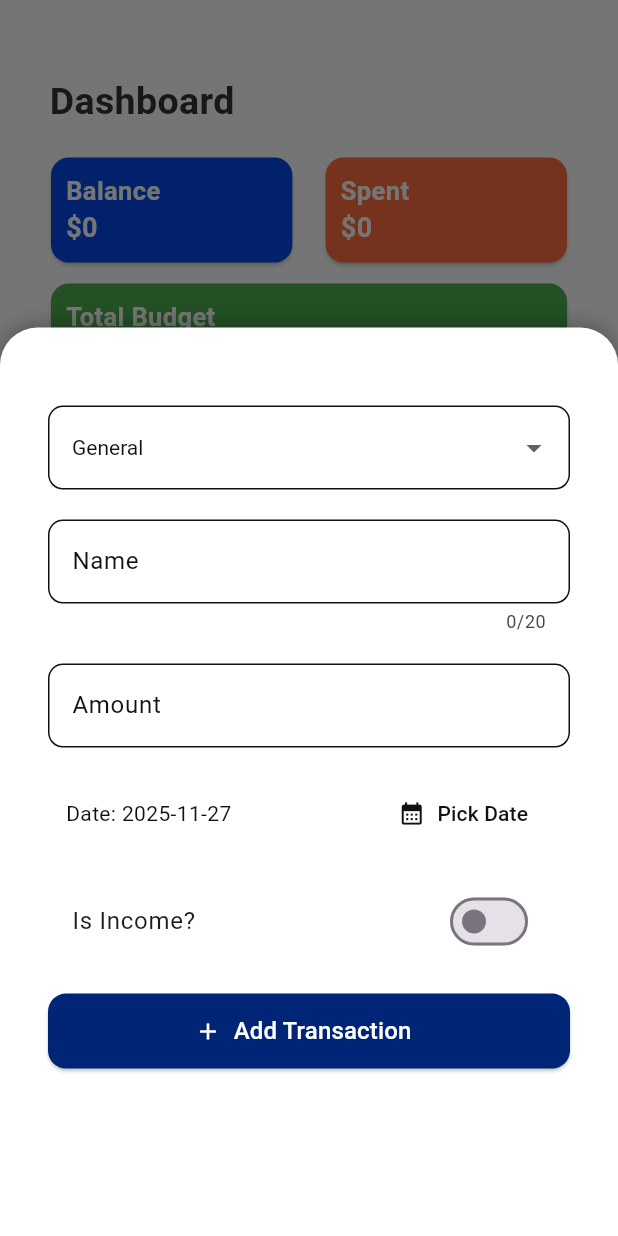
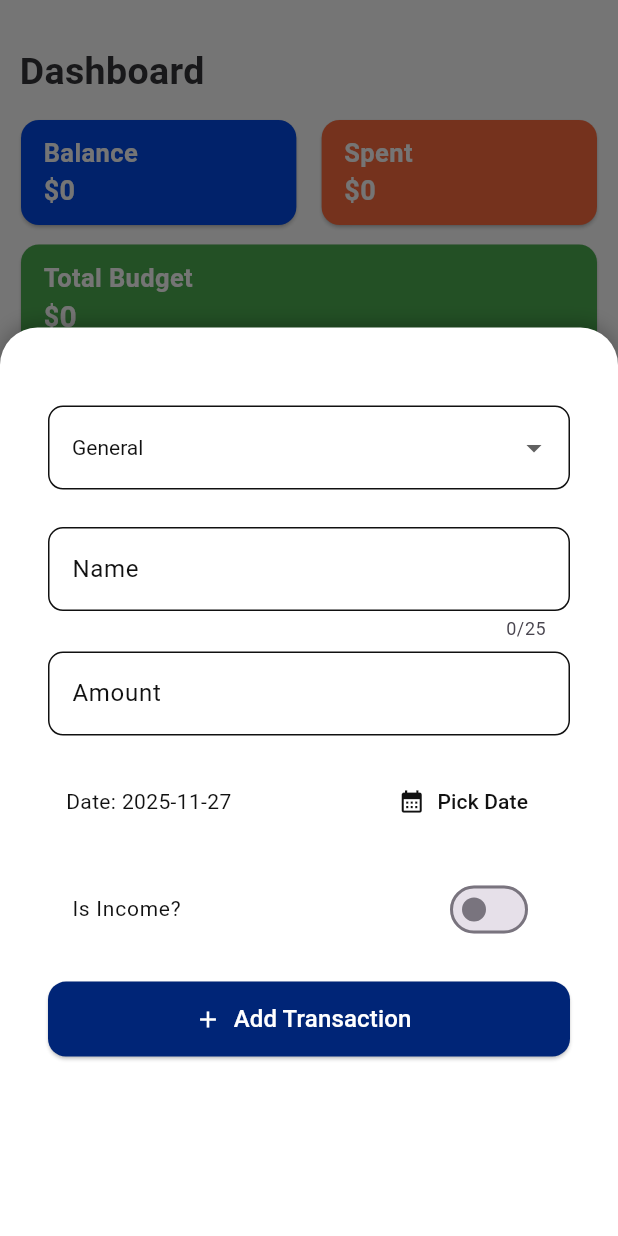
Before and after one commit to developer-rahool/track_pocket, a Flutter app: the TabBarScreen screen opened directly, after a tap on the "add" icon, on a phone screen of 412 x 824 dp. Run offline on Flutter 3.47's test engine with Material 3 defaults, Android fonts, the phone set to English and light mode, and no system bars; our stand-ins replace fl_chart, flutter_local_notifications, flutter_secure_storage, timezone; accounts and stored records are empty.

Commit message:
commit bug fixes

```diff
--- a/lib/providers/budget_provider.dart
+++ b/lib/providers/budget_provider.dart
@@ -112,7 +112,7 @@ class BudgetProvider with ChangeNotifier {
 
     await flutterLocalNotificationsPlugin.show(
       1,
-      '$value Exceeded!',
+      '\$$value Exceeded!',
       'You have exceeded your $mode limit!',
       details,
     );
--- a/lib/screens/add_transaction_screen.dart
+++ b/lib/screens/add_transaction_screen.dart
@@ -90,18 +90,18 @@ class _AddTransactionScreenState extends State<AddTransactionScreen> {
                         provider.categoryDropDownListen(value),
                   ),
 
-                  const SizedBox(height: 20),
+                  const SizedBox(height: 25),
 
                   // Title
                   AppTextFormField(
                     title: "Name",
-                    maxLength: 20,
+                    maxLength: 25,
                     controller: _titleController,
                     validator: (v) =>
                         v == null || v.isEmpty ? "Enter name" : null,
                   ),
 
-                  const SizedBox(height: 20),
+                  const SizedBox(height: 7),
 
                   // Amount
                   AppTextFormField(
@@ -150,7 +150,10 @@ class _AddTransactionScreenState extends State<AddTransactionScreen> {
                   // Income / Expense Switch
                   SwitchListTile(
                     value: provider.isIncome,
-                    title: const Text("Is Income?"),
+                    title: Text(
+                      "Is Income?",
+                      style: TextStyle(color: chrome900, fontSize: 14),
+                    ),
                     onChanged: provider.switchListTileFun,
                     activeThumbColor: mainColor,
                   ),
--- a/lib/screens/dashboard_screen.dart
+++ b/lib/screens/dashboard_screen.dart
@@ -38,14 +38,14 @@ class _DashboardScreenState extends State<DashboardScreen> {
           builder: (context, tProvider, child) {
             List<TransactionModel> txList = tProvider.filteredTransactions;
             return Padding(
-              padding: const EdgeInsets.only(left: 30.0, right: 30),
+              padding: EdgeInsets.symmetric(horizontal: bodyPadding),
               child: Column(
                 crossAxisAlignment: CrossAxisAlignment.start,
                 children: [
+                  SizedBox(height: 30),
                   Column(
                     crossAxisAlignment: CrossAxisAlignment.start,
                     children: [
-                      SizedBox(height: 50),
                       Padding(
                         padding: const EdgeInsets.only(left: 3),
                         child: Text(
@@ -59,17 +59,20 @@ class _DashboardScreenState extends State<DashboardScreen> {
                           ),
                         ),
                       ),
-                      SizedBox(height: 15),
-                      //Balance Card
+                      SizedBox(height: 10),
                       Row(
                         mainAxisAlignment: MainAxisAlignment.spaceBetween,
                         children: [
+                          //Balance Card
                           SizedBox(
-                            width: screenWidth(context) * 0.41,
+                            width: screenWidth(context) * 0.465,
                             child: Card(
                               color: subMainColor,
                               child: Padding(
-                                padding: const EdgeInsets.all(10.0),
+                                padding: const EdgeInsets.symmetric(
+                                  horizontal: 15.0,
+                                  vertical: 10.0,
+                                ),
                                 child: Column(
                                   crossAxisAlignment: CrossAxisAlignment.start,
                                   children: [
@@ -103,9 +106,9 @@ class _DashboardScreenState extends State<DashboardScreen> {
                                                     .isNegative
                                               ? tProvider.remainingBalance
                                                     .abs()
-                                                    .toString()
+                                                    .toStringAsFixed(2)
                                               : tProvider.remainingBalance
-                                                    .toStringAsFixed(1),
+                                                    .toStringAsFixed(2),
                                           style: TextStyle(
                                             fontSize: 18,
                                             color: Colors.white,
@@ -121,11 +124,14 @@ class _DashboardScreenState extends State<DashboardScreen> {
                           ),
                           //Expenses Card
                           SizedBox(
-                            width: screenWidth(context) * 0.41,
+                            width: screenWidth(context) * 0.465,
                             child: Card(
                               color: Colors.deepOrangeAccent,
                               child: Padding(
-                                padding: const EdgeInsets.all(10.0),
+                                padding: const EdgeInsets.symmetric(
+                                  horizontal: 15.0,
+                                  vertical: 10.0,
+                                ),
                                 child: Column(
                                   crossAxisAlignment: CrossAxisAlignment.start,
                                   children: [
@@ -153,7 +159,7 @@ class _DashboardScreenState extends State<DashboardScreen> {
                                           tProvider.totalExpense == 0.0
                                               ? '0'
                                               : tProvider.totalExpense
-                                                    .toStringAsFixed(1),
+                                                    .toStringAsFixed(2),
                                           style: TextStyle(
                                             fontSize: 18,
                                             color: whiteColor,
@@ -169,14 +175,17 @@ class _DashboardScreenState extends State<DashboardScreen> {
                           ),
                         ],
                       ),
-                      SizedBox(height: 6),
+                      SizedBox(height: 5),
                       //Total Budget Card
                       SizedBox(
                         width: screenWidth(context),
                         child: Card(
                           color: Colors.green,
                           child: Padding(
-                            padding: const EdgeInsets.all(10.0),
+                            padding: const EdgeInsets.symmetric(
+                              horizontal: 15.0,
+                              vertical: 10.0,
+                            ),
                             child: Column(
                               crossAxisAlignment: CrossAxisAlignment.start,
                               children: [
@@ -203,7 +212,7 @@ class _DashboardScreenState extends State<DashboardScreen> {
                                       tProvider.totalDeposite == 0.0
                                           ? '0'
                                           : tProvider.totalDeposite
-                                                .toStringAsFixed(1),
+                                                .toStringAsFixed(2),
                                       style: TextStyle(
                                         fontSize: 20,
                                         color: Colors.white,
@@ -224,7 +233,7 @@ class _DashboardScreenState extends State<DashboardScreen> {
                     child: Column(
                       crossAxisAlignment: CrossAxisAlignment.start,
                       children: [
-                        SizedBox(height: 10),
+                        SizedBox(height: 5),
                         Padding(
                           padding: const EdgeInsets.only(left: 4),
                           child: Text(
--- a/lib/tabbar_screen.dart
+++ b/lib/tabbar_screen.dart
@@ -47,11 +47,11 @@ class _TabBarScreenState extends State<TabBarScreen> {
               ),
               BottomNavigationBarItem(
                 icon: const Icon(Icons.edit_document),
-                label: 'List',
+                label: 'Cats',
               ),
               BottomNavigationBarItem(
                 icon: const Icon(Icons.bar_chart_rounded),
-                label: 'Statics',
+                label: 'Stats',
               ),
               BottomNavigationBarItem(
                 icon: const Icon(Icons.settings),
--- a/lib/utiles/const.dart
+++ b/lib/utiles/const.dart
@@ -18,6 +18,8 @@ const Color chrome600 = Color.fromRGBO(118, 118, 118, 1);
 const Color chrome700 = Color.fromRGBO(53, 53, 56, 1);
 const Color chrome800 = Color(0xff212124);
 const Color chrome900 = Color(0xff111111);
+
+double bodyPadding = 10;
 
 screenWidth(BuildContext context) {
   return MediaQuery.of(context).size.width;
```
Also changed, not shown: lib/screens/category_screen.dart (+17 -2 lines), lib/screens/settings_screen.dart (+18 -4 lines), lib/screens/statics_screen.dart (+16 -2 lines).
